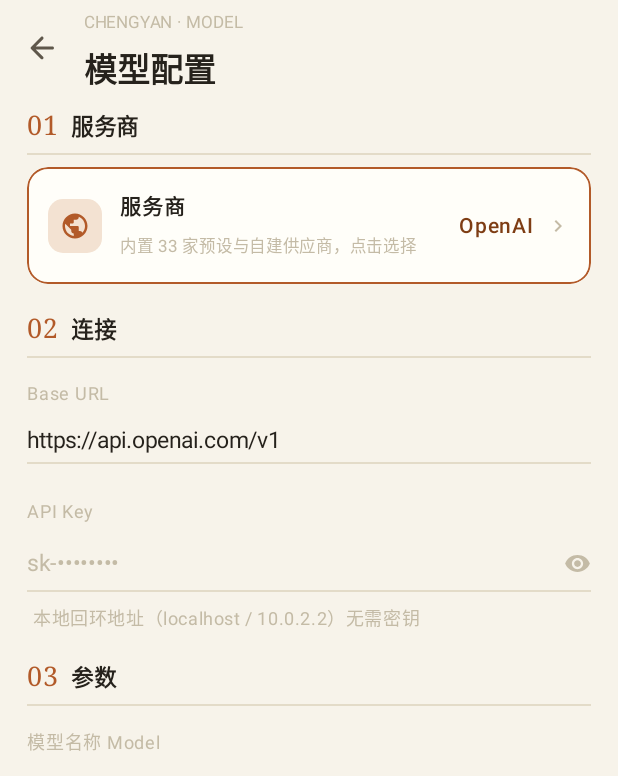
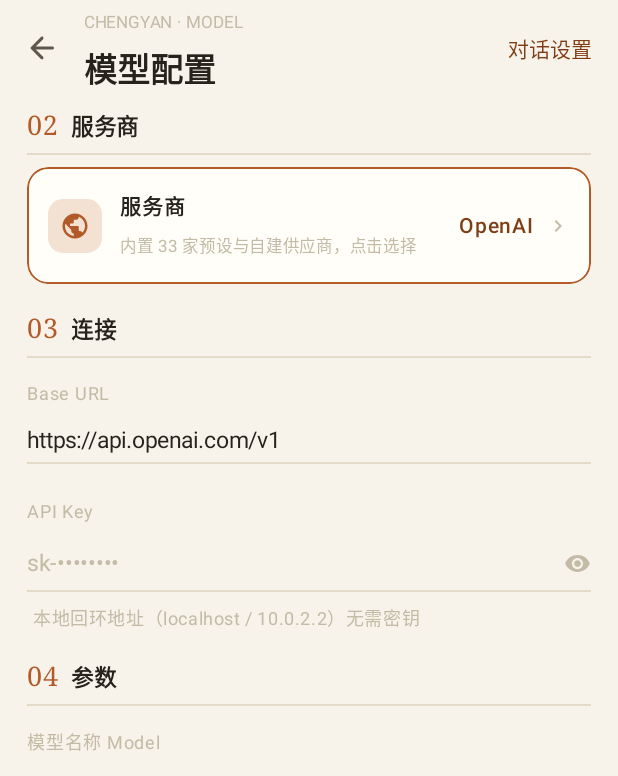
Before and after one commit to Quor-a/ChengYan, an Android app built with Jetpack Compose: the composable SettingsScreen shown on its own in the app's theme, on a phone screen of 412 x 824 dp. Shown: the top 776 px of the screen. Run offline under Robolectric (Android 15) with nearby library versions, the phone set to English and light mode, and no system bars; pictures from the network do not load.

Commit message:
模型配置页严格对齐 ZorvAI：章节编号 02服务商/03连接/04参数/05预设（01导入模型为本地引擎专区，澄言纯云端）；对话/思考/备份拆分到独立「对话设置」页（编辑排版风）

```diff
--- a/app/src/main/java/com/chengyan/app/ui/screens/SettingsScreen.kt
+++ b/app/src/main/java/com/chengyan/app/ui/screens/SettingsScreen.kt
@@ -3,7 +3,7 @@
 package com.chengyan.app.ui.screens
 
 /*
- * 模型配置页 —— 界面结构与交互完整移植自 Quor-a/ZorvAI ui/QuroModelConfigScreen.kt（云端模式部分）
+ * 模型配置页 —— 界面结构与交互完整移植自（云端模式；ZorvAI 的「01 导入模型」为本地引擎专区，澄言纯云端故自 02 起编号） Quor-a/ZorvAI ui/QuroModelConfigScreen.kt（云端模式部分）
  * 与 ui/QuroSettingsComponents.kt：
  * - 章节序号排版（ChapterLabel）：陶土色衬线序号 + 衬线标题 + 分隔线
  * - 服务商为「选择器行 + 搜索式弹窗」（ApiProviderDialogWithCustom：内置 33 家 + 自建供应商分组）
@@ -71,16 +71,13 @@ fun SettingsScreen(
     vm: com.chengyan.app.ui.ChatViewModel,
     onSave: (ModelConfig) -> Unit,
     onBack: () -> Unit,
+    onOpenPrefs: () -> Unit = {},
 ) {
     val cs = MaterialTheme.colorScheme
     // 本页直接编辑 ZorvAI 配置（QuroModelConfig），保存时同步到流式客户端
     var cfg by remember { mutableStateOf(vm.quroConfig) }
     fun update(f: (QuroModelConfig) -> QuroModelConfig) { cfg = f(cfg) }
 
-    var sys by remember { mutableStateOf(config.sysPrompt) }
-    var thinking by remember { mutableStateOf(config.thinking) }
-    var testResult by remember { mutableStateOf<Pair<Boolean, String>?>(null) }
-    var testing by remember { mutableStateOf(false) }
     var isFetchingModels by remember { mutableStateOf(false) }
     var modelListResult by remember { mutableStateOf<QuroModelListResult?>(null) }
 
@@ -103,17 +100,6 @@ fun SettingsScreen(
     val providerHealth = remember(vm.quroProfiles) {
         vm.quroMultiProviderRepo.getAllConfigs().associate { it.id to it.healthStatus.name }
     }
-    val importLauncher = androidx.activity.compose.rememberLauncherForActivityResult(
-        androidx.activity.result.contract.ActivityResultContracts.OpenDocument()
-    ) { uri ->
-        if (uri != null) {
-            runCatching {
-                context.contentResolver.openInputStream(uri)?.use {
-                    vm.restoreBackup(it.readBytes().toString(Charsets.UTF_8))
-                }
-            }
-        }
-    }
 
     Scaffold(
         containerColor = MaterialTheme.colorScheme.background,
@@ -129,7 +115,10 @@ fun SettingsScreen(
                 navigationIcon = {
                     IconButton(onClick = onBack) { Icon(Icons.AutoMirrored.Rounded.ArrowBack, "返回", tint = Ink2) }
                 },
-                colors = TopAppBarDefaults.topAppBarColors(containerColor = MaterialTheme.colorScheme.background)
+                colors = TopAppBarDefaults.topAppBarColors(containerColor = MaterialTheme.colorScheme.background),
+                actions = {
+                    TextButton(onClick = onOpenPrefs) { Text("对话设置", color = AccentInk) }
+                }
             )
         }
     ) { pad ->
@@ -141,7 +130,7 @@ fun SettingsScreen(
                 .padding(horizontal = 18.dp, vertical = 8.dp)
         ) {
             // ====== 01 服务商（SettingsSelectorRow + ApiProviderDialogWithCustom） ======
-            ChapterLabel("01", "服务商")
+            ChapterLabel("02", "服务商")
             SettingsSelectorRow(
                 title = "服务商",
                 subtitle = "内置 33 家预设与自建供应商，点击选择",
@@ -151,7 +140,7 @@ fun SettingsScreen(
             Spacer(Modifier.height(18.dp))
 
             // ====== 02 连接 ======
-            ChapterLabel("02", "连接")
+            ChapterLabel("03", "连接")
             QuroField("Base URL", cfg.baseUrl, KeyboardOptions.Default) { v -> update { c -> c.copy(baseUrl = v) } }
             Spacer(Modifier.height(12.dp))
             ApiKeyField(value = cfg.apiKey) { v -> update { c -> c.copy(apiKey = v) } }
@@ -163,13 +152,13 @@ fun SettingsScreen(
             Spacer(Modifier.height(18.dp))
 
             // ====== 03 参数 ======
-            ChapterLabel("03", "参数")
+            ChapterLabel("04", "参数")
             QuroField("模型名称 Model", cfg.model, KeyboardOptions.Default) { v -> update { c -> c.copy(model = v) } }
             Spacer(Modifier.height(6.dp))
             Row(Modifier.fillMaxWidth(), verticalAlignment = Alignment.CenterVertically, horizontalArrangement = Arrangement.spacedBy(8.dp)) {
                 TextButton(
                     onClick = {
-                        if (cfg.baseUrl.isBlank()) { testResult = false to "请先填写 Base URL"; return@TextButton }
+                        if (cfg.baseUrl.isBlank()) { return@TextButton }
                         isFetchingModels = true
                         scope.launch {
                             // 先读缓存（QuroModelConfigRepository.loadModelListCache，按 baseUrl 失效）
@@ -258,7 +247,7 @@ fun SettingsScreen(
                 Modifier.fillMaxWidth().clip(RoundedCornerShape(14.dp)).background(Accent)
                     .clickable {
                         vm.saveQuroConfig(cfg)
-                        onSave(config.copy(url = cfg.baseUrl, key = cfg.apiKey, model = cfg.model, temperature = cfg.temperature, sysPrompt = sys, thinking = thinking))
+                        onSave(config.copy(url = cfg.baseUrl, key = cfg.apiKey, model = cfg.model, temperature = cfg.temperature))
                         onBack()
                     }
                     .padding(14.dp),
@@ -270,7 +259,7 @@ fun SettingsScreen(
 
             // ====== 已保存预设（QuroSavedProfileRepository） ======
             if (profiles.isNotEmpty()) {
-                ChapterLabel("04", "已保存预设", profiles.size.toString())
+                ChapterLabel("05", "已保存预设", profiles.size.toString())
                 profiles.forEach { profile ->
                     Card(Modifier.fillMaxWidth().padding(vertical = 2.dp), colors = CardDefaults.cardColors(containerColor = Paper2)) {
                         Row(Modifier.padding(12.dp), verticalAlignment = Alignment.CenterVertically) {
@@ -304,94 +293,7 @@ fun SettingsScreen(
                 Spacer(Modifier.height(16.dp))
             }
 
-            // ====== 05 对话 ======
-            ChapterLabel("05", "对话")
-            Text("系统提示词（可选）", fontSize = 12.sp, color = Ink4, modifier = Modifier.padding(bottom = 4.dp))
-            BasicTextField(
-                value = sys, onValueChange = { sys = it },
-                modifier = Modifier.fillMaxWidth().heightIn(min = 70.dp),
-                textStyle = TextStyle(fontSize = 15.sp, color = Ink),
-                decorationBox = { inner ->
-                    Column {
-                        if (sys.isEmpty()) Text("例如：你是一位简洁专业的中文助手。", fontSize = 15.sp, color = Ink4)
-                        inner()
-                        Spacer(Modifier.height(6.dp))
-                        Box(Modifier.fillMaxWidth().height(1.dp).background(Line))
-                    }
-                }
-            )
-            Spacer(Modifier.height(12.dp))
-            Row(verticalAlignment = Alignment.CenterVertically) {
-                Text("思考强度", style = MaterialTheme.typography.bodyMedium, modifier = Modifier.weight(1f))
-                Row(horizontalArrangement = Arrangement.spacedBy(6.dp)) {
-                    listOf("off" to "关", "default" to "默认", "low" to "低", "high" to "高").forEach { (v, label) ->
-                        Surface(
-                            shape = CircleShape,
-                            color = if (thinking == v) AccentSoft else MaterialTheme.colorScheme.surfaceVariant,
-                            onClick = { thinking = v }
-                        ) {
-                            Text(label, fontSize = 12.sp, color = if (thinking == v) AccentInk else Ink2,
-                                modifier = Modifier.padding(horizontal = 10.dp, vertical = 5.dp))
-                        }
-                    }
-                }
-            }
-            Spacer(Modifier.height(18.dp))
 
-            // ====== 06 备份与恢复 ======
-            ChapterLabel("06", "备份与恢复")
-            Row(horizontalArrangement = Arrangement.spacedBy(10.dp)) {
-                OutlinedButton(
-                    onClick = {
-                        val json = vm.backupAll()
-                        val intent = android.content.Intent(android.content.Intent.ACTION_SEND).apply {
-                            type = "application/json"
-                            putExtra(android.content.Intent.EXTRA_TEXT, json)
-                            putExtra(android.content.Intent.EXTRA_SUBJECT, "澄言备份")
-                        }
-                        context.startActivity(android.content.Intent.createChooser(intent, "导出备份"))
-                    },
-                    shape = RoundedCornerShape(10.dp),
-                    border = androidx.compose.foundation.BorderStroke(1.dp, Line2),
-                    colors = ButtonDefaults.outlinedButtonColors(contentColor = Ink2)
-                ) { Text("导出全部对话") }
-                OutlinedButton(
-                    onClick = { importLauncher.launch(arrayOf("application/json", "text/plain", "*/*")) },
-                    shape = RoundedCornerShape(10.dp),
-                    border = androidx.compose.foundation.BorderStroke(1.dp, Line2),
-                    colors = ButtonDefaults.outlinedButtonColors(contentColor = Ink2)
-                ) { Text("从文件恢复") }
-            }
-            Spacer(Modifier.height(12.dp))
-
-            testResult?.let { (ok, msg) ->
-                InfoBox(msg, tone = if (ok) Ok else Err)
-                Spacer(Modifier.height(12.dp))
-            }
-
-            Row(Modifier.fillMaxWidth(), horizontalArrangement = Arrangement.spacedBy(10.dp)) {
-                OutlinedButton(
-                    onClick = {
-                        if (cfg.baseUrl.isBlank() || cfg.model.isBlank()) {
-                            testResult = false to "请先填写正确的接口地址和模型名称"
-                            return@OutlinedButton
-                        }
-                        testing = true; testResult = null
-                        scope.launch {
-                            val client = OpenAiClient()
-                            testResult = client.test(com.chengyan.app.data.ModelConfig(
-                                url = cfg.baseUrl, key = cfg.apiKey, model = cfg.model
-                            )).fold({ true to "✓ $it" }, { false to "✗ ${it.message ?: "连接失败"}" })
-                            testing = false
-                        }
-                    },
-                    enabled = !testing,
-                    shape = RoundedCornerShape(10.dp),
-                    border = androidx.compose.foundation.BorderStroke(1.dp, Line2),
-                    colors = ButtonDefaults.outlinedButtonColors(contentColor = Ink2)
-                ) { Text(if (testing) "测试中…" else "测试连接") }
-            }
-            Spacer(Modifier.height(24.dp))
         }
     }
 
@@ -410,7 +312,6 @@ fun SettingsScreen(
                     if (defaultEndpoint.isNotEmpty()) c = c.copy(baseUrl = defaultEndpoint)
                     c
                 }
-                testResult = null
                 showProviderDialog = false
             },
             onCustomSelected = { cp ->
@@ -418,7 +319,6 @@ fun SettingsScreen(
                     it.copy(provider = "OTHER", baseUrl = cp.baseUrl, customProviderName = cp.name,
                         model = if (cp.defaultModel.isNotBlank()) cp.defaultModel else it.model)
                 }
-                testResult = null
                 showProviderDialog = false
             },
             onCustomSaved = { name, url, model ->
```
Also changed, not shown: app/src/main/java/com/chengyan/app/MainActivity.kt (+12 -2 lines), app/src/main/java/com/chengyan/app/ui/screens/ChatPrefsScreen.kt (added, +224 -0 lines).
